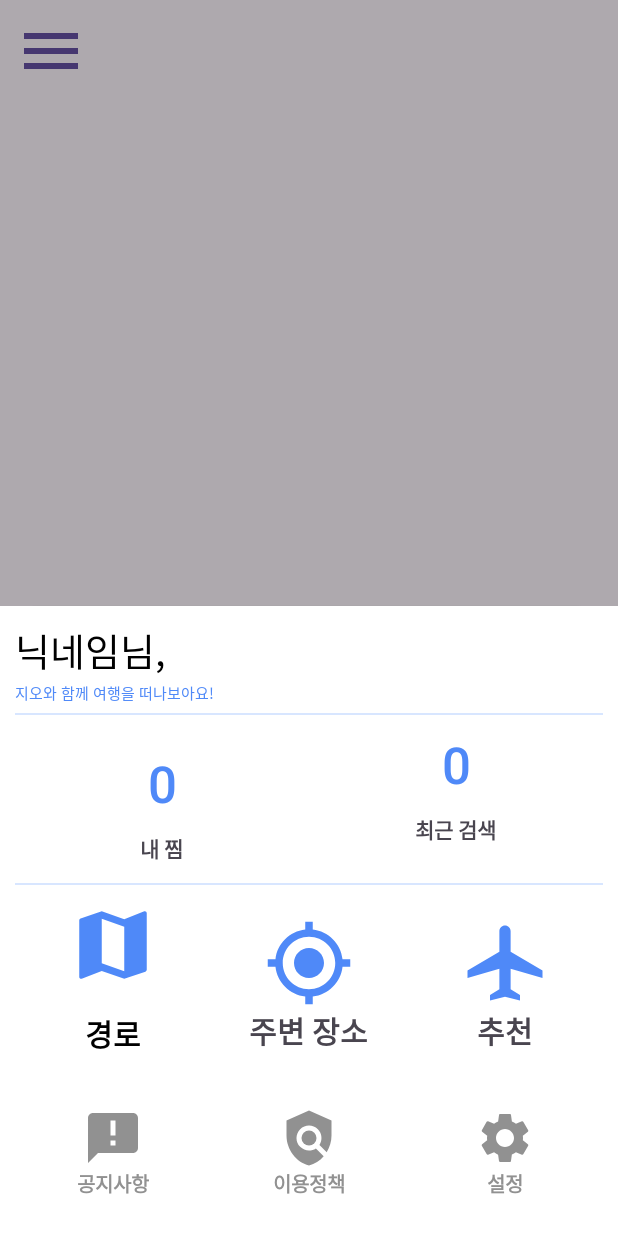
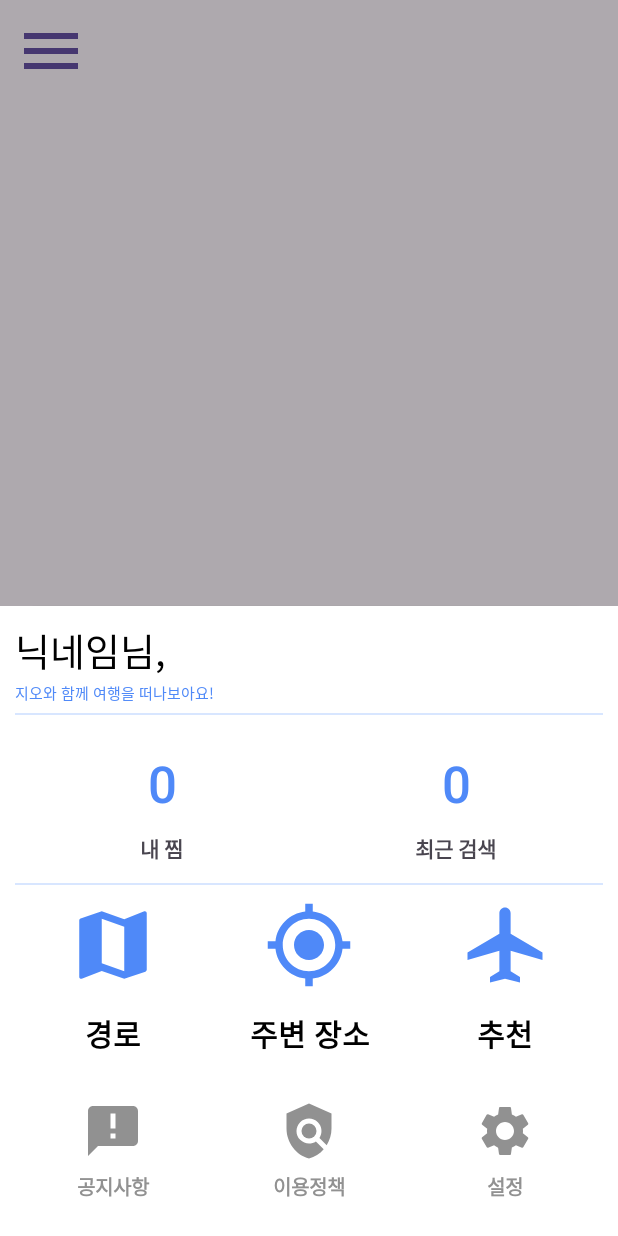
Before and after one commit to UiHyeon-Kim/CapstoneDesign_GEO, an Android app: the screen it shows after launch (MainActivity), after a tap on an icon or button, on a phone screen of 412 x 824 dp. Run offline under Robolectric (Android 15) with nearby library versions, the light colour scheme and no system bars; libraries missing offline, so code that uses them is left out: com.naver.maps; 7 statements that could not run were skipped.

Commit message:
바텀시트 깔끔하게 정리하고 효과 적용 이제 저는 API 만지러 떠납니다.. 그걸 해결해 와야 그 다음 UI들을 개척할 수 있기에...

```diff
--- a/app/src/main/res/drawable/mainmenu_notice.xml
+++ b/app/src/main/res/drawable/mainmenu_notice.xml
@@ -1,10 +1,10 @@
 <vector xmlns:android="http://schemas.android.com/apk/res/android"
     android:autoMirrored="true"
-    android:height="24dp"
+    android:height="40dp"
     android:tint="#FF919191"
     android:viewportHeight="24"
     android:viewportWidth="24"
-    android:width="24dp">
+    android:width="40dp">
 
     <path android:fillColor="@android:color/white" android:pathData="M20,2L4,2c-1.1,0 -1.99,0.9 -1.99,2L2,22l4,-4h14c1.1,0 2,-0.9 2,-2L22,4c0,-1.1 -0.9,-2 -2,-2zM13,11h-2L11,5h2v6zM13,15h-2v-2h2v2z"/>
 
--- a/app/src/main/res/drawable/mainmenu_place.xml
+++ b/app/src/main/res/drawable/mainmenu_place.xml
@@ -1,4 +1,9 @@
-<vector xmlns:android="http://schemas.android.com/apk/res/android" android:height="24dp" android:tint="#4F89F8" android:viewportHeight="24" android:viewportWidth="24" android:width="24dp">
+<vector xmlns:android="http://schemas.android.com/apk/res/android"
+    android:height="60dp"
+    android:tint="#4F89F8"
+    android:viewportHeight="24"
+    android:viewportWidth="24"
+    android:width="60dp">
 
     <path android:fillColor="@android:color/white" android:pathData="M12,8c-2.21,0 -4,1.79 -4,4s1.79,4 4,4 4,-1.79 4,-4 -1.79,-4 -4,-4zM20.94,11c-0.46,-4.17 -3.77,-7.48 -7.94,-7.94L13,1h-2v2.06C6.83,3.52 3.52,6.83 3.06,11L1,11v2h2.06c0.46,4.17 3.77,7.48 7.94,7.94L11,23h2v-2.06c4.17,-0.46 7.48,-3.77 7.94,-7.94L23,13v-2h-2.06zM12,19c-3.87,0 -7,-3.13 -7,-7s3.13,-7 7,-7 7,3.13 7,7 -3.13,7 -7,7z"/>
 
--- a/app/src/main/res/drawable/mainmenu_policy.xml
+++ b/app/src/main/res/drawable/mainmenu_policy.xml
@@ -1,8 +1,9 @@
 <vector xmlns:android="http://schemas.android.com/apk/res/android"
-    android:height="24dp"
+    android:height="40dp"
     android:tint="#FF919191"
     android:viewportHeight="24"
-    android:viewportWidth="24" android:width="24dp">
+    android:viewportWidth="24"
+    android:width="40dp">
 
     <path android:fillColor="@android:color/white" android:pathData="M21,5l-9,-4L3,5v6c0,5.55 3.84,10.74 9,12c2.3,-0.56 4.33,-1.9 5.88,-3.71l-3.12,-3.12c-1.94,1.29 -4.58,1.07 -6.29,-0.64c-1.95,-1.95 -1.95,-5.12 0,-7.07c1.95,-1.95 5.12,-1.95 7.07,0c1.71,1.71 1.92,4.35 0.64,6.29l2.9,2.9C20.29,15.69 21,13.38 21,11V5z"/>
 
--- a/app/src/main/res/drawable/mainmenu_recommend.xml
+++ b/app/src/main/res/drawable/mainmenu_recommend.xml
@@ -1,5 +1,12 @@
-<vector xmlns:android="http://schemas.android.com/apk/res/android" android:height="24dp" android:tint="#4F89F8" android:viewportHeight="24" android:viewportWidth="24" android:width="24dp">
+<vector xmlns:android="http://schemas.android.com/apk/res/android"
+    android:height="60dp"
+    android:tint="#4F89F8"
+    android:viewportHeight="24"
+    android:viewportWidth="24"
+    android:width="60dp">
 
-    <path android:fillColor="@android:color/white" android:pathData="M22,16v-2l-8.5,-5V3.5C13.5,2.67 12.83,2 12,2s-1.5,0.67 -1.5,1.5V9L2,14v2l8.5,-2.5V19L8,20.5L8,22l4,-1l4,1l0,-1.5L13.5,19v-5.5L22,16z"/>
+    <path
+        android:fillColor="@android:color/white"
+        android:pathData="M22,16v-2l-8.5,-5V3.5C13.5,2.67 12.83,2 12,2s-1.5,0.67 -1.5,1.5V9L2,14v2l8.5,-2.5V19L8,20.5L8,22l4,-1l4,1l0,-1.5L13.5,19v-5.5L22,16z"/>
 
 </vector>
--- a/app/src/main/res/drawable/mainmenu_settings.xml
+++ b/app/src/main/res/drawable/mainmenu_settings.xml
@@ -1,9 +1,9 @@
 <vector xmlns:android="http://schemas.android.com/apk/res/android"
-    android:height="24dp"
+    android:height="40dp"
     android:tint="#FF919191"
     android:viewportHeight="24"
     android:viewportWidth="24"
-    android:width="24dp">
+    android:width="40dp">
 
     <path android:fillColor="@android:color/white" android:pathData="M19.14,12.94c0.04,-0.3 0.06,-0.61 0.06,-0.94c0,-0.32 -0.02,-0.64 -0.07,-0.94l2.03,-1.58c0.18,-0.14 0.23,-0.41 0.12,-0.61l-1.92,-3.32c-0.12,-0.22 -0.37,-0.29 -0.59,-0.22l-2.39,0.96c-0.5,-0.38 -1.03,-0.7 -1.62,-0.94L14.4,2.81c-0.04,-0.24 -0.24,-0.41 -0.48,-0.41h-3.84c-0.24,0 -0.43,0.17 -0.47,0.41L9.25,5.35C8.66,5.59 8.12,5.92 7.63,6.29L5.24,5.33c-0.22,-0.08 -0.47,0 -0.59,0.22L2.74,8.87C2.62,9.08 2.66,9.34 2.86,9.48l2.03,1.58C4.84,11.36 4.8,11.69 4.8,12s0.02,0.64 0.07,0.94l-2.03,1.58c-0.18,0.14 -0.23,0.41 -0.12,0.61l1.92,3.32c0.12,0.22 0.37,0.29 0.59,0.22l2.39,-0.96c0.5,0.38 1.03,0.7 1.62,0.94l0.36,2.54c0.05,0.24 0.24,0.41 0.48,0.41h3.84c0.24,0 0.44,-0.17 0.47,-0.41l0.36,-2.54c0.59,-0.24 1.13,-0.56 1.62,-0.94l2.39,0.96c0.22,0.08 0.47,0 0.59,-0.22l1.92,-3.32c0.12,-0.22 0.07,-0.47 -0.12,-0.61L19.14,12.94zM12,15.6c-1.98,0 -3.6,-1.62 -3.6,-3.6s1.62,-3.6 3.6,-3.6s3.6,1.62 3.6,3.6S13.98,15.6 12,15.6z"/>
 
--- a/app/src/main/res/layout/activity_main.xml
+++ b/app/src/main/res/layout/activity_main.xml
@@ -5,8 +5,6 @@
     android:id="@+id/main"
     android:layout_width="match_parent"
     android:layout_height="match_parent"
-    android:layout_marginLeft="10dp"
-    android:layout_marginTop="10dp"
     android:orientation="vertical"
     tools:context=".ui.MainActivity">
 
@@ -14,12 +12,16 @@
     <FrameLayout
         android:id="@+id/fragment_zone"
         android:layout_width="match_parent"
-        android:layout_height="wrap_content"></FrameLayout>
+        android:layout_height="wrap_content">
+
+    </FrameLayout>
 
     <Button
         android:id="@+id/menubutton"
         android:layout_width="48dp"
         android:layout_height="48dp"
+        android:layout_marginLeft="10dp"
+        android:layout_marginTop="10dp"
         android:background="@drawable/mainmenu_bottomsheetbutton" />
 
 
--- a/app/src/main/res/layout/fragment_bottom_sheet.xml
+++ b/app/src/main/res/layout/fragment_bottom_sheet.xml
@@ -122,6 +122,7 @@
                 android:layout_width="0dp"
                 android:layout_height="match_parent"
                 android:layout_weight="1"
+                android:gravity="center"
                 android:orientation="vertical">
 
                 <Button
@@ -179,21 +180,6 @@
                         android:textSize="20sp"
                         android:textStyle="bold" />
 
-                    <!--                    <ImageButton-->
-                    <!--                        android:id="@+id/path"-->
-                    <!--                        android:layout_width="60dp"-->
-                    <!--                        android:layout_height="60dp"-->
-                    <!--                        android:layout_gravity="center"-->
-                    <!--                        android:src="?attr/selectableItemBackgroundBorderless"-->
-                    <!--                        android:background="@drawable/mainmenu_path" />-->
-
-                    <!--                    <TextView-->
-                    <!--                        android:layout_width="wrap_content"-->
-                    <!--                        android:layout_height="wrap_content"-->
-                    <!--                        android:layout_gravity="center"-->
-                    <!--                        android:text="경로"-->
-                    <!--                        android:textSize="20sp"-->
-                    <!--                        android:textStyle="bold" />-->
                 </LinearLayout>
 
                 <LinearLayout
@@ -203,21 +189,16 @@
                     android:gravity="center"
                     android:orientation="vertical">
 
-                    <ImageButton
-                        android:id="@+id/place"
-                        android:layout_width="60dp"
-                        android:layout_height="60dp"
-                        android:layout_gravity="center"
-                        android:background="@drawable/mainmenu_place"
-                        android:src="?attr/selectableItemBackgroundBorderless" />
-
-                    <TextView
-                        android:layout_width="wrap_content"
-                        android:layout_height="wrap_content"
-                        android:layout_gravity="center"
+                    <Button
+                        android:layout_width="match_parent"
+                        android:layout_height="match_parent"
+                        android:backgroundTint="@color/white"
+                        android:drawableTop="@drawable/mainmenu_place"
                         android:text="주변 장소"
+                        android:textColor="@color/black"
                         android:textSize="20sp"
                         android:textStyle="bold" />
+
                 </LinearLayout>
 
                 <LinearLayout
@@ -227,21 +208,16 @@
                     android:gravity="center"
                     android:orientation="vertical">
 
-                    <ImageButton
-                        android:id="@+id/recommend"
-                        android:layout_width="60dp"
-                        android:layout_height="60dp"
-                        android:layout_gravity="center"
-                        android:background="@drawable/mainmenu_recommend"
-                        android:src="?attr/selectableItemBackgroundBorderless" />
-
-                    <TextView
-                        android:layout_width="wrap_content"
-                        android:layout_height="wrap_content"
-                        android:layout_gravity="center"
+                    <Button
+                        android:layout_width="match_parent"
+                        android:layout_height="match_parent"
+                        android:backgroundTint="@color/white"
+                        android:drawableTop="@drawable/mainmenu_recommend"
                         android:text="추천"
+                        android:textColor="@color/black"
                         android:textSize="20sp"
                         android:textStyle="bold" />
+
                 </LinearLayout>
 
             </LinearLayout>
@@ -259,22 +235,16 @@
                     android:gravity="center"
                     android:orientation="vertical">
 
-                    <ImageButton
-                        android:id="@+id/notice"
-                        android:layout_width="40dp"
-                        android:layout_height="40dp"
-                        android:layout_gravity="center"
-                        android:background="@drawable/mainmenu_notice"
-                        android:src="?attr/selectableItemBackgroundBorderless" />
-
-                    <TextView
-                        android:layout_width="wrap_content"
-                        android:layout_height="wrap_content"
-                        android:layout_gravity="center"
+                    <Button
+                        android:layout_width="match_parent"
+                        android:layout_height="match_parent"
+                        android:backgroundTint="@color/white"
+                        android:drawableTop="@drawable/mainmenu_notice"
                         android:text="공지사항"
                         android:textColor="#919191"
                         android:textSize="13sp"
                         android:textStyle="bold" />
+
                 </LinearLayout>
 
                 <LinearLayout
@@ -284,23 +254,16 @@
                     android:gravity="center"
                     android:orientation="vertical">
 
-                    <ImageButton
-                        android:id="@+id/policy"
-                        android:layout_width="40dp"
-                        android:layout_height="40dp"
-                        android:layout_gravity="center"
-                        android:background="@drawable/mainmenu_policy"
-                        android:src="?attr/selectableItemBackgroundBorderless"
-                        android:textColor="@color/subblue" />
-
-                    <TextView
-                        android:layout_width="wrap_content"
-                        android:layout_height="wrap_content"
-                        android:layout_gravity="center"
+                    <Button
+                        android:layout_width="match_parent"
+                        android:layout_height="match_parent"
+                        android:backgroundTint="@color/white"
+                        android:drawableTop="@drawable/mainmenu_policy"
                         android:text="이용정책"
                         android:textColor="#919191"
                         android:textSize="13sp"
                         android:textStyle="bold" />
+
                 </LinearLayout>
 
                 <LinearLayout
@@ -310,22 +273,16 @@
                     android:gravity="center"
                     android:orientation="vertical">
 
-                    <ImageButton
-                        android:id="@+id/settings"
-                        android:layout_width="40dp"
-                        android:layout_height="40dp"
-                        android:layout_gravity="center"
-                        android:background="@drawable/mainmenu_settings"
-                        android:src="?attr/selectableItemBackgroundBorderless" />
-
-                    <TextView
-                        android:layout_width="wrap_content"
-                        android:layout_height="wrap_content"
-                        android:layout_gravity="center"
+                    <Button
+                        android:layout_width="match_parent"
+                        android:layout_height="match_parent"
+                        android:backgroundTint="@color/white"
+                        android:drawableTop="@drawable/mainmenu_settings"
                         android:text="설정"
                         android:textColor="#919191"
                         android:textSize="13sp"
                         android:textStyle="bold" />
+
                 </LinearLayout>
 
             </LinearLayout>
```
